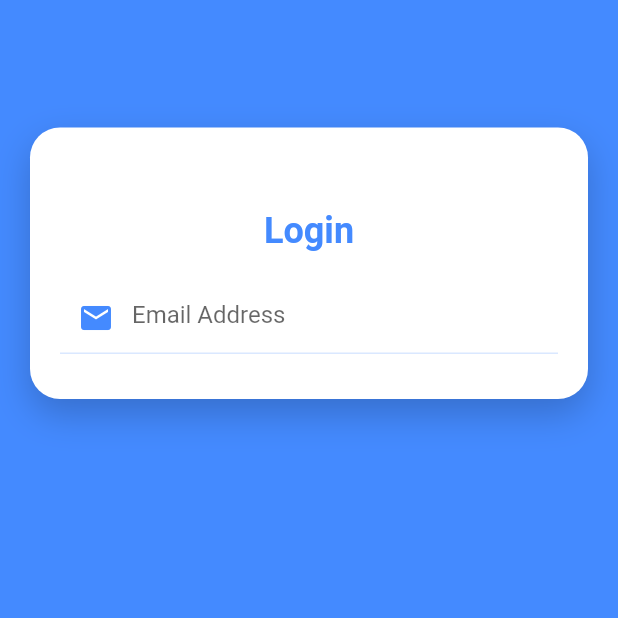
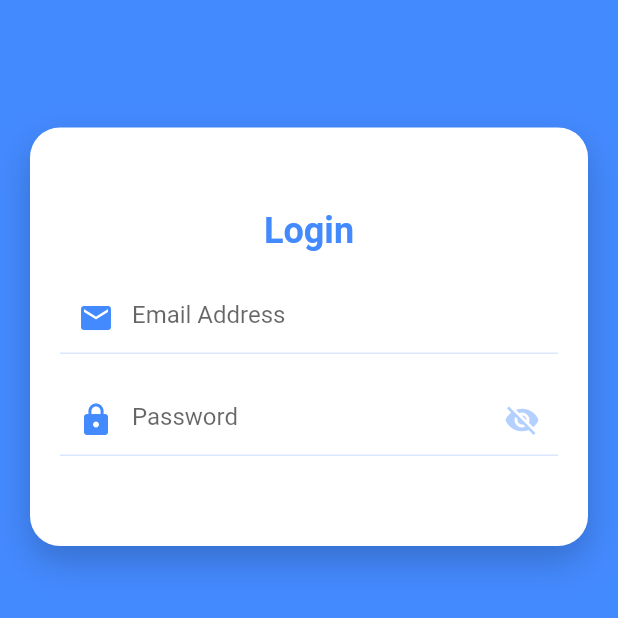
Before and after one commit to aprxty3/Item_List, a Flutter app: the screen it shows after launch, on a phone screen of 412 x 824 dp, the top half of it. Run offline on Flutter 3.47's test engine with Material 2 defaults, Android fonts, the phone set to English and light mode, and no system bars; Roboto replaces fonts that are missing (Poppins).

Commit message:
add Password form

```diff
--- a/lib/login_screen/pages/login_pages.dart
+++ b/lib/login_screen/pages/login_pages.dart
@@ -9,6 +9,7 @@ class loginPage extends StatefulWidget {
 class _loginPageState extends State<loginPage> {
   final scaffoldKey = GlobalKey<ScaffoldState>();
   GlobalKey<FormState> globalFormKey = new GlobalKey<FormState>();
+  bool hidePassword = true;
   @override
   Widget build(BuildContext context) {
     return Scaffold(
@@ -46,14 +47,12 @@ class _loginPageState extends State<loginPage> {
                         SizedBox(height: 25),
                         Text('Login',
                             style: Theme.of(context).textTheme.headline2),
-                        SizedBox(
-                          height: 20,
-                        ),
+                        SizedBox(height: 20),
                         new TextFormField(
                           keyboardType: TextInputType.emailAddress,
                           // onSaved: ,1
                           validator: (input) => !input.contains("@")
-                              ? "Email Id should be valid" /*email harus valid*/
+                              ? "Email harus valid" /*email harus valid*/
                               : null,
                           decoration: new InputDecoration(
                             hintText: "Email Address",
@@ -73,6 +72,46 @@ class _loginPageState extends State<loginPage> {
                                 color: Theme.of(context).accentColor),
                           ),
                         ),
+                        SizedBox(height: 20),
+                        new TextFormField(
+                          keyboardType: TextInputType.text,
+                          // onSaved: ,1
+                          validator: (input) => input.length < 3
+                              ? "Password harus lebih dari 3 huruf" /*Password harus lebih dari 3 huruf*/
+                              : null,
+                          obscureText: hidePassword,
+                          decoration: new InputDecoration(
+                            hintText: "Password",
+                            enabledBorder: UnderlineInputBorder(
+                              borderSide: BorderSide(
+                                color: Theme.of(context)
+                                    .accentColor
+                                    .withOpacity(0.2),
+                              ),
+                            ),
+                            focusedBorder: UnderlineInputBorder(
+                              borderSide: BorderSide(
+                                color: Theme.of(context).accentColor,
+                              ),
+                            ),
+                            prefixIcon: Icon(Icons.lock,
+                                color: Theme.of(context).accentColor),
+                            suffixIcon: IconButton(
+                              onPressed: () {
+                                setState(() {
+                                  hidePassword = !hidePassword;
+                                });
+                              },
+                              color: Theme.of(context)
+                                  .accentColor
+                                  .withOpacity(0.4),
+                              icon: Icon(hidePassword
+                                  ? Icons.visibility_off
+                                  : Icons.visibility),
+                            ),
+                          ),
+                        ),
+                        SizedBox(height: 30),
                       ],
                     ),
                   ),
```
